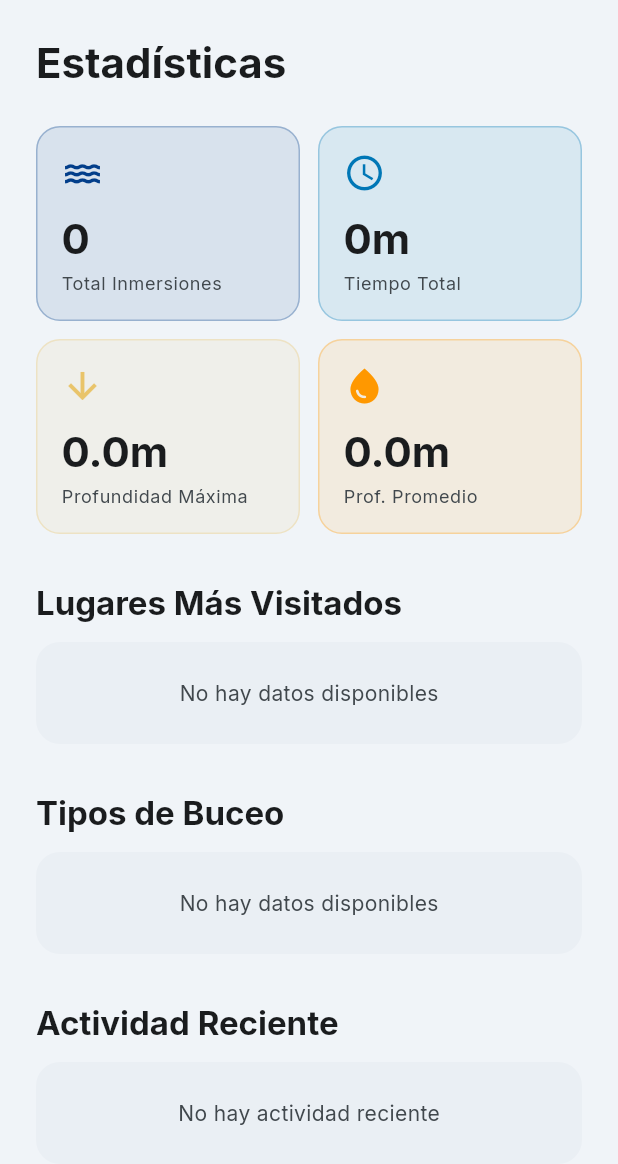
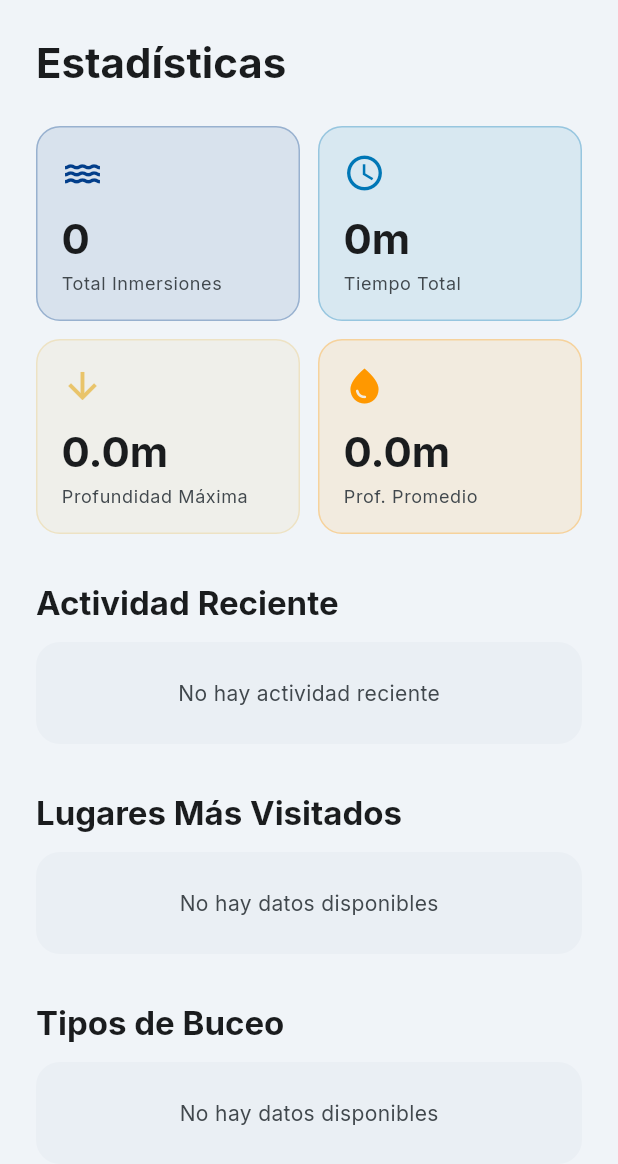
Before and after one commit to lagunal/divelogDF2, a Flutter app: the StatisticsScreen screen opened directly, on a phone screen of 412 x 824 dp. Shown: the top 1164 px of the screen. Run offline on Flutter 3.47's test engine with Material 3 defaults, Android fonts, the phone set to English and light mode, and no system bars; our stand-ins replace cloud_firestore, connectivity_plus, csv, firebase_auth, firebase_core, firebase_storage and 7 more; missing offline and left inert: purchases_flutter; accounts and stored records are empty.

Commit message:
refactored paywall call, updated dive card, app name

```diff
--- a/lib/screens/login_screen.dart
+++ b/lib/screens/login_screen.dart
@@ -126,7 +126,8 @@ class _LoginScreenState extends State<LoginScreen> {
                     ),
                     const SizedBox(height: 16),
                     Text(
-                      'DiveDataPro',
+                      'DiveDataPro \n Bitácora de Buceo',
+                      textAlign: TextAlign.center,
                       style:
                           Theme.of(context).textTheme.headlineMedium?.copyWith(
                                 color: Colors.white,
--- a/lib/screens/statistics_screen.dart
+++ b/lib/screens/statistics_screen.dart
@@ -150,6 +150,26 @@ class _StatisticsScreenState extends State<StatisticsScreen> {
 
                           const SizedBox(height: 32),
 
+                          // Recent Activity
+                          Padding(
+                            padding: AppSpacing.horizontalLg,
+                            child: Text(
+                              'Actividad Reciente',
+                              style: theme.textTheme.titleLarge?.copyWith(
+                                fontWeight: FontWeight.bold,
+                                color: colorScheme.onSurface,
+                              ),
+                            ),
+                          ),
+                          const SizedBox(height: 12),
+                          Padding(
+                            padding: AppSpacing.horizontalLg,
+                            child: _RecentActivityCard(
+                                recentDives: _getRecentDives(allDives)),
+                          ),
+
+                          const SizedBox(height: 32),
+
                           // Location Stats
                           Padding(
                             padding: AppSpacing.horizontalLg,
@@ -188,25 +208,7 @@ class _StatisticsScreenState extends State<StatisticsScreen> {
                                 diveTypes: _getDiveTypeStats(allDives)),
                           ),
 
-                          const SizedBox(height: 32),
-
-                          // Recent Activity
-                          Padding(
-                            padding: AppSpacing.horizontalLg,
-                            child: Text(
-                              'Actividad Reciente',
-                              style: theme.textTheme.titleLarge?.copyWith(
-                                fontWeight: FontWeight.bold,
-                                color: colorScheme.onSurface,
-                              ),
-                            ),
-                          ),
-                          const SizedBox(height: 12),
-                          Padding(
-                            padding: AppSpacing.horizontalLg,
-                            child: _RecentActivityCard(
-                                recentDives: _getRecentDives(allDives)),
-                          ),
+                          //const SizedBox(height: 32),
 
                           const SizedBox(height: 24),
                         ],
@@ -516,7 +518,7 @@ class _RecentActivityCard extends StatelessWidget {
                     crossAxisAlignment: CrossAxisAlignment.start,
                     children: [
                       Text(
-                        dive.lugarBuceo,
+                        dive.buque,
                         style: theme.textTheme.bodyMedium?.copyWith(
                           fontWeight: FontWeight.w600,
                           color: colorScheme.onSurface,
--- a/lib/services/export_service.dart
+++ b/lib/services/export_service.dart
@@ -203,7 +203,7 @@ class ExportService {
           ],
         ),
         pw.SizedBox(height: 20),
-        pw.Text('Generado por DiveDataPro - App',
+        pw.Text('Generado por DiveDataPro - Bitacora de Buceo',
             style: const pw.TextStyle(color: PdfColors.grey, fontSize: 10)),
       ],
     );
--- a/lib/widgets/custom_about_dialog.dart
+++ b/lib/widgets/custom_about_dialog.dart
@@ -19,7 +19,7 @@ void showCustomAboutDialog(BuildContext context) {
         crossAxisAlignment: CrossAxisAlignment.start,
         children: [
           Text(
-            'DiveDataPro',
+            'DiveDataPro - Bitácora de Buceo',
             style: theme.textTheme.titleMedium?.copyWith(
               fontWeight: FontWeight.bold,
             ),
```
Also changed, not shown: lib/screens/add_edit_dive_screen.dart (+4 -11 lines), lib/screens/dive_list_screen.dart (+9 -0 lines), lib/services/subscription_service.dart (+20 -2 lines).
